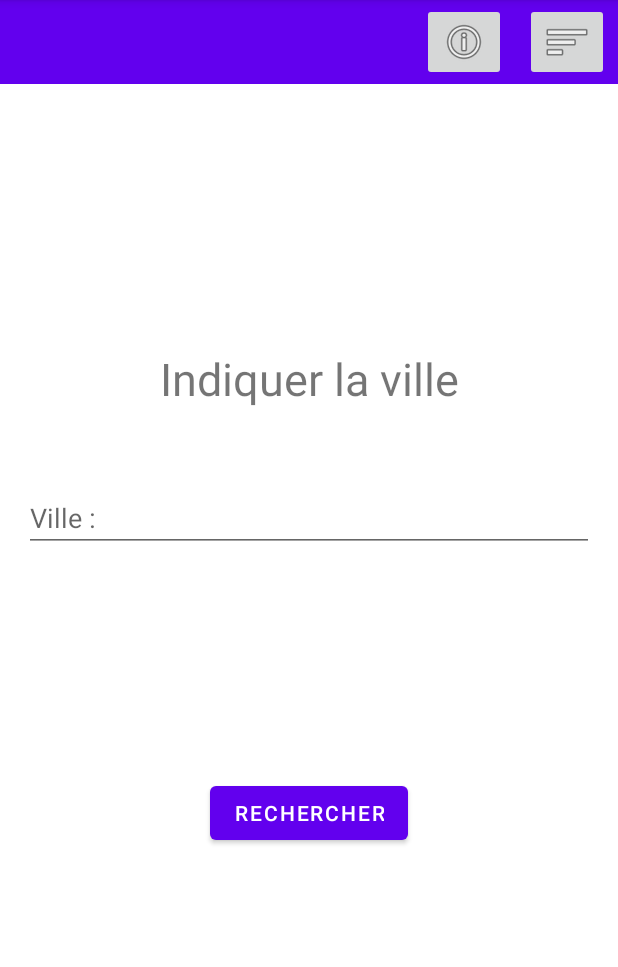
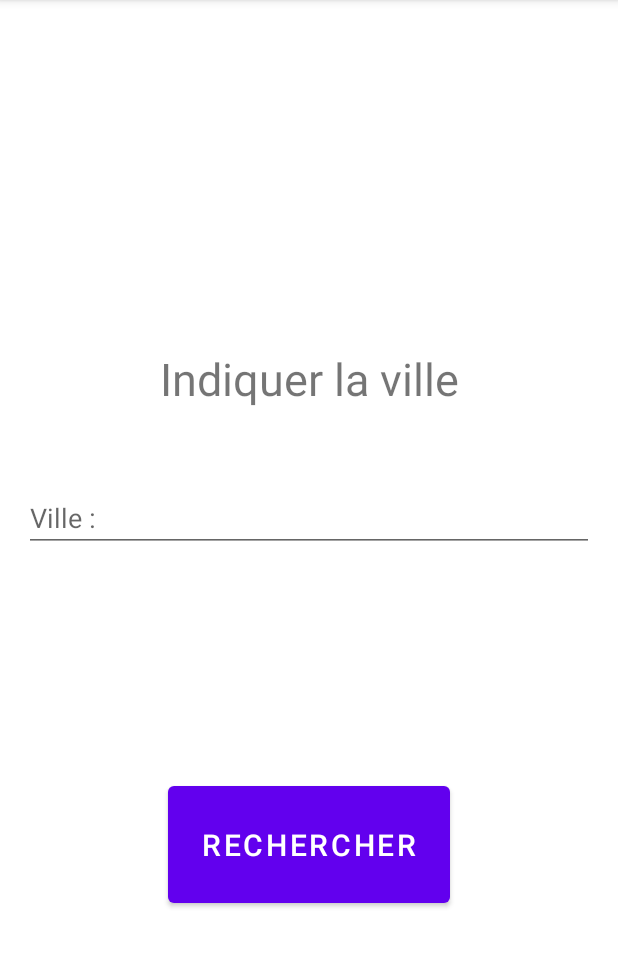
Before and after one commit to Theophile-Yvars/Devise_App, an Android app: the BurreauFragment screen opened through its navigation route, on a phone screen of 412 x 824 dp, the part 84-1051 px from its top. Run offline under Robolectric (Android 15) with nearby library versions, the phone set to English and light mode, and no system bars.

Commit message:
legere amelioration graphique globale

```diff
--- a/app/src/main/java/com/example/deviseconvert/BurreauFragment.java
+++ b/app/src/main/java/com/example/deviseconvert/BurreauFragment.java
@@ -40,16 +40,6 @@ public class BurreauFragment extends Fragment {
 
         buttonBurreau.setOnClickListener(this::onClick);
 
-        buttonMenu.setOnClickListener(v -> {
-            NavController navController = NavHostFragment.findNavController(this);
-            navController.navigate(R.id.action_burreauFragment_to_menuFragment);
-        });
-
-        buttonInformation.setOnClickListener(v -> {
-            NavController navController = NavHostFragment.findNavController(this);
-            navController.navigate(R.id.action_burreauFragment_to_informationFragment);
-        });
-
         return view;
     }
 
--- a/app/src/main/res/layout/fragment_burreau.xml
+++ b/app/src/main/res/layout/fragment_burreau.xml
@@ -18,68 +18,13 @@
             android:layout_height="wrap_content"
             app:layout_constraintEnd_toEndOf="parent"
             app:layout_constraintStart_toStartOf="parent"
-            app:layout_constraintTop_toTopOf="parent">
-
-            <com.google.android.material.appbar.CollapsingToolbarLayout
-                android:layout_width="match_parent"
-                android:layout_height="wrap_content"
-                app:contentScrim="?attr/colorPrimary"
-                app:layout_scrollFlags="scroll|exitUntilCollapsed"
-
-                app:toolbarId="@+id/toolbar">
-
-
-                <LinearLayout
-                    android:layout_width="match_parent"
-                    android:layout_height="match_parent"
-                    android:orientation="horizontal">
-
-                    <androidx.appcompat.widget.Toolbar
-                        android:id="@+id/toolbar"
-                        android:layout_width="0dp"
-                        android:layout_height="?attr/actionBarSize"
-                        android:layout_weight="4"></androidx.appcompat.widget.Toolbar>
-
-                    <androidx.constraintlayout.widget.ConstraintLayout
-                        android:layout_width="0dp"
-                        android:layout_height="match_parent"
-                        android:layout_weight="1">
-
-                        <ImageButton
-                            android:id="@+id/buttonInformation"
-                            android:layout_width="wrap_content"
-                            android:layout_height="wrap_content"
-                            app:layout_constraintBottom_toBottomOf="parent"
-                            app:layout_constraintEnd_toEndOf="parent"
-                            app:layout_constraintStart_toStartOf="parent"
-                            app:layout_constraintTop_toTopOf="parent"
-                            app:srcCompat="@android:drawable/ic_menu_info_details" />
-                    </androidx.constraintlayout.widget.ConstraintLayout>
-
-                    <androidx.constraintlayout.widget.ConstraintLayout
-                        android:layout_width="0dp"
-                        android:layout_height="match_parent"
-                        android:layout_weight="1">
-
-                        <ImageButton
-                            android:id="@+id/buttonMenu"
-                            android:layout_width="wrap_content"
-                            android:layout_height="wrap_content"
-                            app:layout_constraintBottom_toBottomOf="parent"
-                            app:layout_constraintEnd_toEndOf="parent"
-                            app:layout_constraintStart_toStartOf="parent"
-                            app:layout_constraintTop_toTopOf="parent"
-                            app:srcCompat="@android:drawable/ic_menu_sort_by_size" />
-                    </androidx.constraintlayout.widget.ConstraintLayout>
-                </LinearLayout>
-
-            </com.google.android.material.appbar.CollapsingToolbarLayout>
-        </com.google.android.material.appbar.AppBarLayout>
+            app:layout_constraintTop_toTopOf="parent"/>
 
         <Button
             android:id="@+id/buttonBurreau"
-            android:layout_width="wrap_content"
-            android:layout_height="wrap_content"
+            android:layout_width="188dp"
+            android:layout_height="90dp"
+            android:textSize="20dp"
             android:layout_marginTop="150dp"
             android:text="@string/button_burreau_recherche"
             app:layout_constraintEnd_toEndOf="parent"
--- a/app/src/main/res/layout/fragment_convertion.xml
+++ b/app/src/main/res/layout/fragment_convertion.xml
@@ -12,8 +12,9 @@
 
         <Button
             android:id="@+id/buttonTaux"
-            android:layout_width="wrap_content"
-            android:layout_height="wrap_content"
+            android:layout_width="188dp"
+            android:layout_height="90dp"
+            android:textSize="20dp"
             android:layout_marginTop="100dp"
             android:text="@string/button_convert"
             app:layout_constraintEnd_toEndOf="parent"
--- a/app/src/main/res/layout/fragment_device.xml
+++ b/app/src/main/res/layout/fragment_device.xml
@@ -43,8 +43,9 @@
 
         <Button
             android:id="@+id/buttonRecherche"
-            android:layout_width="wrap_content"
-            android:layout_height="wrap_content"
+            android:layout_width="188dp"
+            android:layout_height="90dp"
+            android:textSize="20dp"
             android:layout_marginTop="100dp"
             android:text="@string/DeviseBouton"
             app:layout_constraintEnd_toEndOf="parent"
--- a/app/src/main/res/layout/fragment_taux.xml
+++ b/app/src/main/res/layout/fragment_taux.xml
@@ -67,8 +67,9 @@
 
         <Button
             android:id="@+id/buttonTaux"
-            android:layout_width="wrap_content"
-            android:layout_height="wrap_content"
+            android:layout_width="188dp"
+            android:layout_height="90dp"
+            android:textSize="20dp"
             android:layout_marginTop="100dp"
             android:text="@string/button_convert"
             app:layout_constraintEnd_toEndOf="parent"
--- a/app/src/main/res/navigation/menu_nav.xml
+++ b/app/src/main/res/navigation/menu_nav.xml
@@ -61,22 +61,7 @@
         android:id="@+id/burreauFragment"
         android:name="com.example.deviseconvert.BurreauFragment"
         android:label="fragment_burreau"
-        tools:layout="@layout/fragment_burreau" >
-        <action
-            android:id="@+id/action_burreauFragment_to_menuFragment"
-            app:destination="@id/menuFragment"
-            app:enterAnim="@anim/slide_in_rigth"
-            app:exitAnim="@anim/slide_out_left"
-            app:popEnterAnim="@anim/slide_in_left"
-            app:popExitAnim="@anim/slide_out_right" />
-        <action
-            android:id="@+id/action_burreauFragment_to_informationFragment"
-            app:destination="@id/informationFragment"
-            app:enterAnim="@anim/slide_in_rigth"
-            app:exitAnim="@anim/slide_out_left"
-            app:popEnterAnim="@anim/slide_in_left"
-            app:popExitAnim="@anim/slide_out_right" />
-    </fragment>
+        tools:layout="@layout/fragment_burreau" />
     <fragment
         android:id="@+id/informationFragment"
         android:name="com.example.deviseconvert.InformationFragment"
--- a/app/src/main/res/values/strings.xml
+++ b/app/src/main/res/values/strings.xml
@@ -6,7 +6,7 @@
     <string name="Activity1">Taux</string>
     <string name="Activity2">Convertion</string>
     <string name="Activity3">Devise</string>
-    <string name="Activity4">Burreaux de change</string>
+    <string name="Activity4">Bureaux de change</string>
     <string name="burreau_erreur">Erreur : Pas de nom de ville</string>
     <string name="ville">Ville : </string>
     <string name="button_burreau_recherche">Rechercher</string>
```
Also changed, not shown: app/src/main/res/layout/fragment_main.xml (+4 -4 lines), app/src/main/res/layout/fragment_menu.xml (+10 -7 lines).
